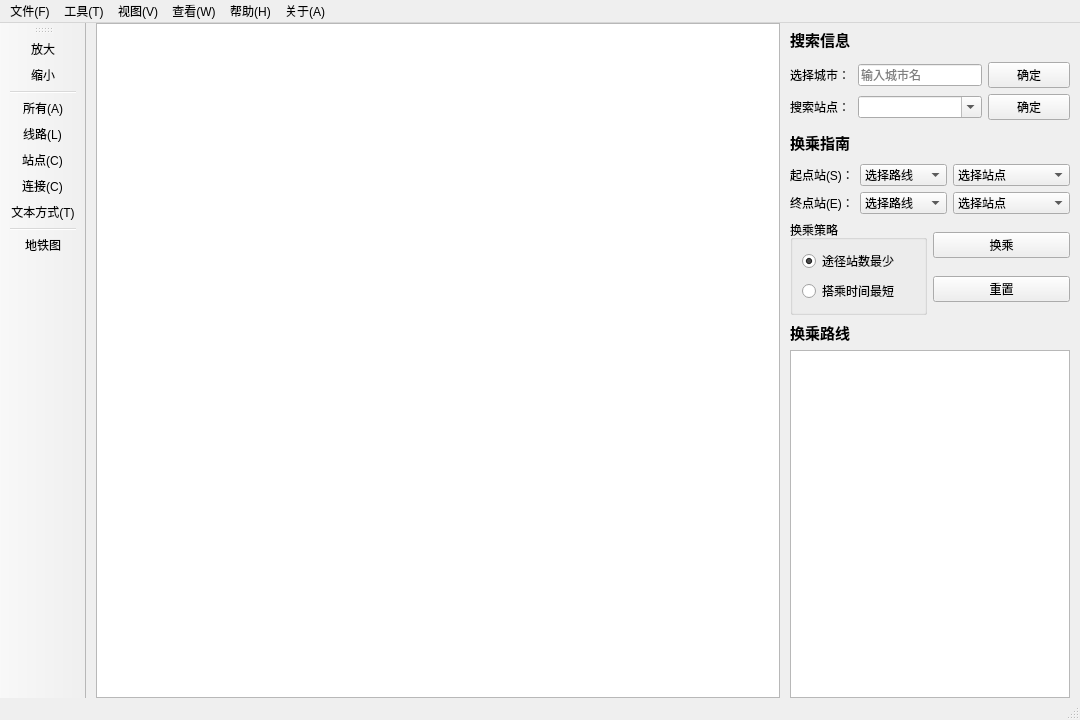
The window that mainwindow.ui (rainlowing/QtSubwaySystem) describes before a commit, drawn with Qt 5.
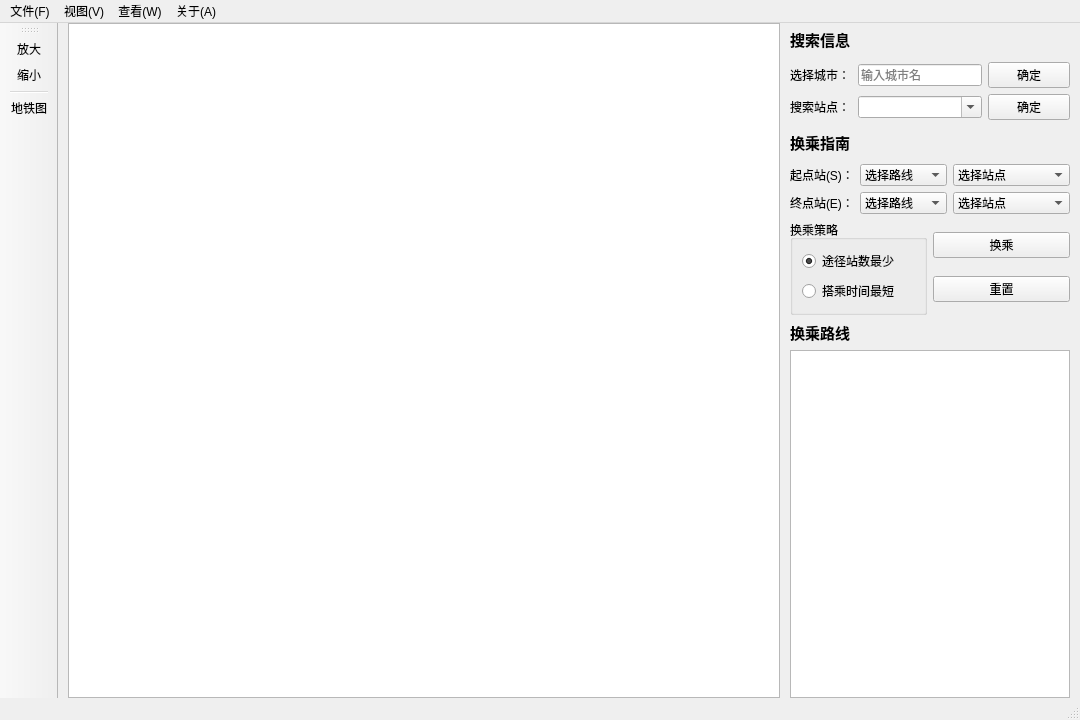
The same window after the commit. Icons and pictures are not drawn.

Patch:
```diff
--- a/mainwindow.ui
+++ b/mainwindow.ui
@@ -304,27 +304,6 @@
     </property>
     <addaction name="action_close"/>
    </widget>
-   <widget class="QMenu" name="menu_T">
-    <property name="title">
-     <string>工具(T)</string>
-    </property>
-    <widget class="QMenu" name="menu_add">
-     <property name="title">
-      <string>动态添加</string>
-     </property>
-     <addaction name="action_addall"/>
-     <addaction name="action_addline"/>
-     <addaction name="action_addstation"/>
-     <addaction name="action_addconnect"/>
-     <addaction name="separator"/>
-     <addaction name="action_addbytext"/>
-    </widget>
-    <addaction name="action_transfer"/>
-    <addaction name="menu_add"/>
-    <addaction name="separator"/>
-    <addaction name="action_changecity"/>
-    <addaction name="action_queryinfo"/>
-   </widget>
    <widget class="QMenu" name="menu_V">
     <property name="title">
      <string>视图(V)</string>
@@ -342,12 +321,6 @@
     <addaction name="action_toolbar"/>
     <addaction name="action_statusbar"/>
    </widget>
-   <widget class="QMenu" name="menu_H">
-    <property name="title">
-     <string>帮助(H)</string>
-    </property>
-    <addaction name="action_usehelp"/>
-   </widget>
    <widget class="QMenu" name="menu_A">
     <property name="title">
      <string>关于(A)</string>
@@ -356,10 +329,8 @@
     <addaction name="action_author"/>
    </widget>
    <addaction name="menu_F"/>
-   <addaction name="menu_T"/>
    <addaction name="menu_V"/>
    <addaction name="menu_W"/>
-   <addaction name="menu_H"/>
    <addaction name="menu_A"/>
   </widget>
   <widget class="QStatusBar" name="statusbar"/>
@@ -376,12 +347,6 @@
    <addaction name="action_enlarge"/>
    <addaction name="action_shrink"/>
    <addaction name="separator"/>
-   <addaction name="action_addall"/>
-   <addaction name="action_addline"/>
-   <addaction name="action_addstation"/>
-   <addaction name="action_addconnect"/>
-   <addaction name="action_addbytext"/>
-   <addaction name="separator"/>
    <addaction name="action_linemap"/>
   </widget>
   <action name="action_close">
```
Left out of the diff: 20 changed lines with no effect on the pictures.
